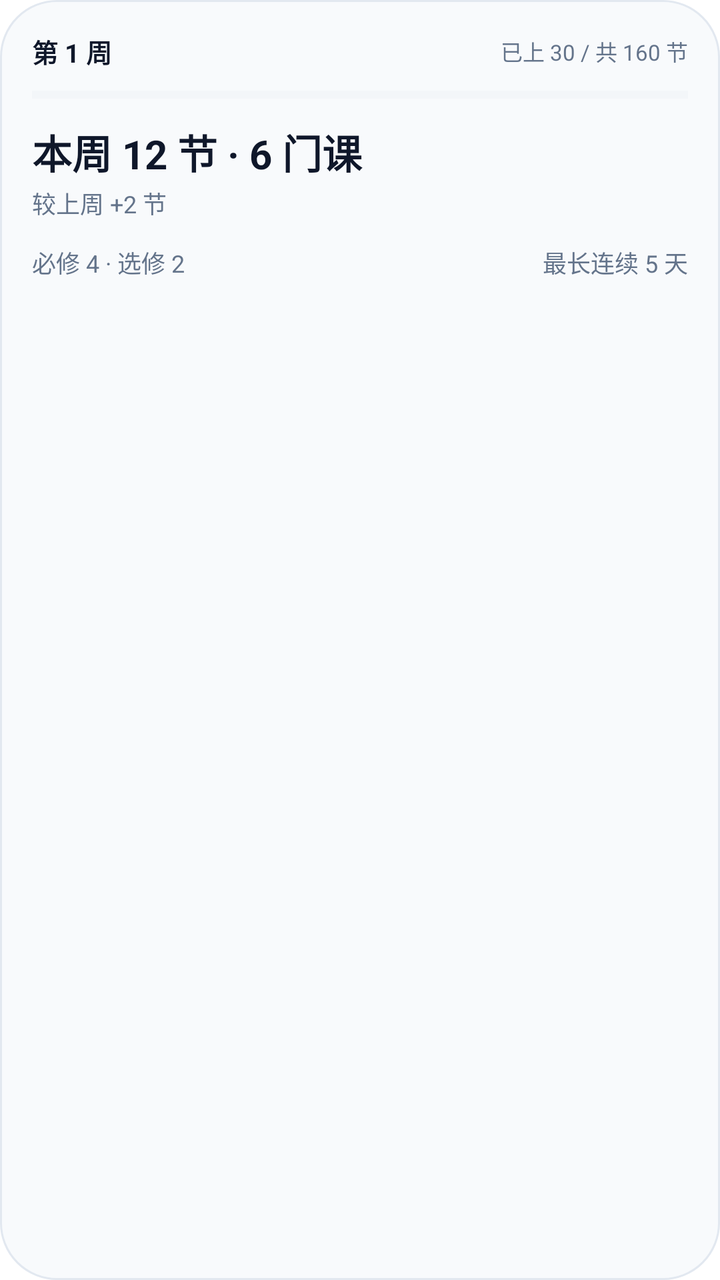
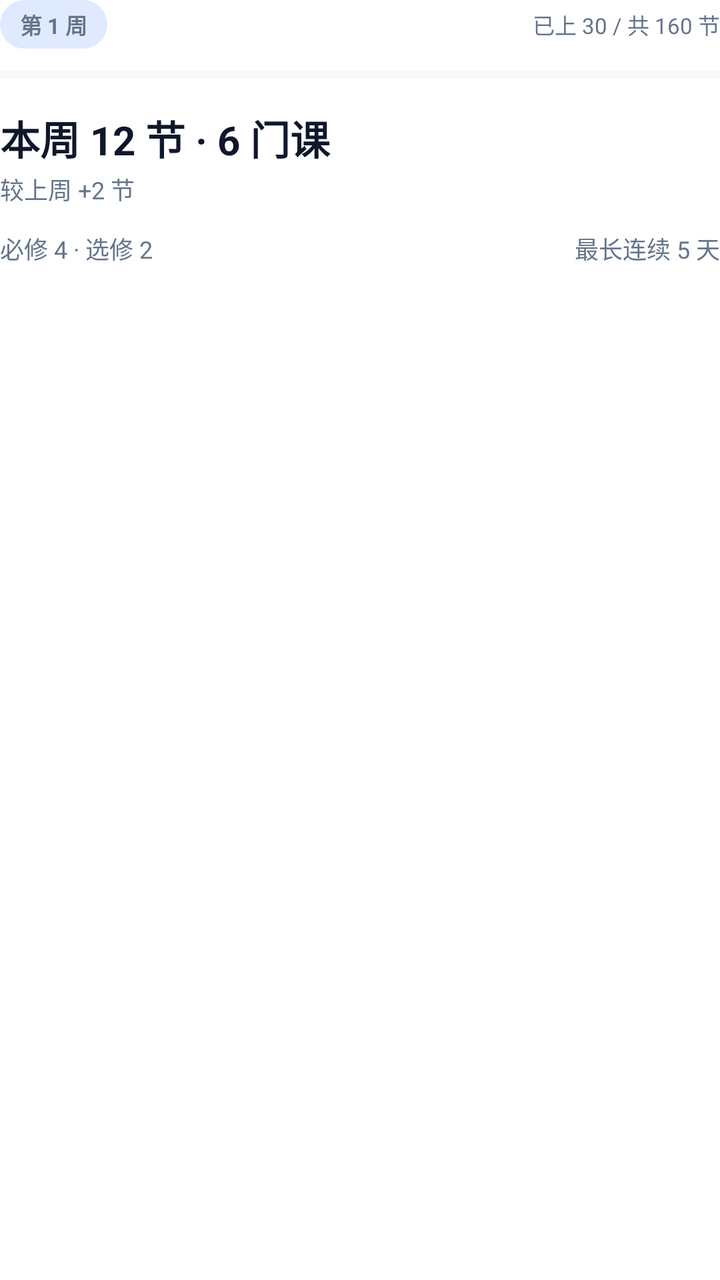

Screens rendered from an Android XML layout before and after an edit, with the pre-edit source and the edit as a unified diff.
<!-- AndroidManifest.xml: fallback theme Theme.MaterialComponents.DayNight.NoActionBar -->
<!-- res/layout/widget_stats_medium.xml -->
<?xml version="1.0" encoding="utf-8"?>
<FrameLayout xmlns:android="http://schemas.android.com/apk/res/android"
    android:id="@+id/widget_root"
    android:layout_width="match_parent"
    android:layout_height="match_parent">

    <LinearLayout
        android:id="@+id/widget_card"
        android:layout_width="match_parent"
        android:layout_height="match_parent"
        android:background="@drawable/widget_stats_bg"
        android:orientation="vertical"
        android:padding="16dp">

        <LinearLayout
            android:layout_width="match_parent"
            android:layout_height="wrap_content"
            android:gravity="center_vertical"
            android:orientation="horizontal">

            <TextView
                android:id="@+id/stats_week"
                android:layout_width="0dp"
                android:layout_height="wrap_content"
                android:layout_weight="1"
                android:text="第 1 周"
                android:textColor="#0F172A"
                android:textSize="13sp"
                android:textStyle="bold" />

            <TextView
                android:id="@+id/stats_progress_text"
                android:layout_width="wrap_content"
                android:layout_height="wrap_content"
                android:text="已上 30 / 共 160 节"
                android:textColor="#64748B"
                android:textSize="11sp" />

        </LinearLayout>

        <ProgressBar
            android:id="@+id/stats_progress"
            style="?android:attr/progressBarStyleHorizontal"
            android:layout_width="match_parent"
            android:layout_height="4dp"
            android:layout_marginTop="10dp"
            android:max="100"
            android:progressTint="#2563EB"
            android:progressBackgroundTint="#E2E8F0" />

        <TextView
            android:id="@+id/stats_sections"
            android:layout_width="match_parent"
            android:layout_height="wrap_content"
            android:layout_marginTop="12dp"
            android:ellipsize="end"
            android:maxLines="1"
            android:text="本周 12 节 · 6 门课"
            android:textColor="#0F172A"
            android:textSize="20sp"
            android:textStyle="bold" />

        <TextView
            android:id="@+id/stats_delta"
            android:layout_width="match_parent"
            android:layout_height="wrap_content"
            android:layout_marginTop="2dp"
            android:ellipsize="end"
            android:maxLines="1"
            android:text="较上周 +2 节"
            android:textColor="#64748B"
            android:textSize="12sp" />

        <LinearLayout
            android:layout_width="match_parent"
            android:layout_height="wrap_content"
            android:layout_marginTop="12dp"
            android:gravity="center_vertical"
            android:orientation="horizontal">

            <TextView
                android:id="@+id/stats_nature"
                android:layout_width="0dp"
                android:layout_height="wrap_content"
                android:layout_weight="1"
                android:ellipsize="end"
                android:maxLines="1"
                android:text="必修 4 · 选修 2"
                android:textColor="#64748B"
                android:textSize="12sp" />

            <TextView
                android:id="@+id/stats_streak"
                android:layout_width="wrap_content"
                android:layout_height="wrap_content"
                android:ellipsize="end"
                android:maxLines="1"
                android:text="最长连续 5 天"
                android:textColor="#64748B"
                android:textSize="12sp" />

        </LinearLayout>

    </LinearLayout>

</FrameLayout>
<!-- resources referenced by this layout -->
<resources>
  <!-- drawable widget_stats_bg (drawable) -->
  <?xml version="1.0" encoding="utf-8"?>
  <shape xmlns:android="http://schemas.android.com/apk/res/android"
      android:shape="rectangle">
      <corners android:radius="28dp" />
      <solid android:color="#F8FAFC" />
      <stroke
          android:width="1dp"
          android:color="#E2E8F0" />
  </shape>
</resources>

<!-- the commit's change to res/layout/widget_stats_medium.xml (unified diff, before → after) -->
@@ -8,9 +8,7 @@
         android:id="@+id/widget_card"
         android:layout_width="match_parent"
         android:layout_height="match_parent"
-        android:background="@drawable/widget_stats_bg"
-        android:orientation="vertical"
-        android:padding="16dp">
+        android:orientation="vertical">
 
         <LinearLayout
             android:layout_width="match_parent"
@@ -20,18 +18,29 @@
 
             <TextView
                 android:id="@+id/stats_week"
-                android:layout_width="0dp"
+                android:layout_width="wrap_content"
                 android:layout_height="wrap_content"
-                android:layout_weight="1"
+                android:background="@drawable/widget_status_chip_strong"
+                android:ellipsize="end"
+                android:maxLines="1"
+                android:paddingLeft="10dp"
+                android:paddingTop="4dp"
+                android:paddingRight="10dp"
+                android:paddingBottom="4dp"
                 android:text="第 1 周"
-                android:textColor="#0F172A"
-                android:textSize="13sp"
+                android:textColor="#64748B"
+                android:textSize="11sp"
                 android:textStyle="bold" />
 
             <TextView
                 android:id="@+id/stats_progress_text"
-                android:layout_width="wrap_content"
+                android:layout_width="0dp"
                 android:layout_height="wrap_content"
+                android:layout_marginLeft="8dp"
+                android:layout_weight="1"
+                android:ellipsize="end"
+                android:gravity="right"
+                android:maxLines="1"
                 android:text="已上 30 / 共 160 节"
                 android:textColor="#64748B"
                 android:textSize="11sp" />
@@ -42,7 +51,7 @@
             android:id="@+id/stats_progress"
             style="?android:attr/progressBarStyleHorizontal"
             android:layout_width="match_parent"
-            android:layout_height="4dp"
+            android:layout_height="6dp"
             android:layout_marginTop="10dp"
             android:max="100"
             android:progressTint="#2563EB"
@@ -52,7 +61,7 @@
             android:id="@+id/stats_sections"
             android:layout_width="match_parent"
             android:layout_height="wrap_content"
-            android:layout_marginTop="12dp"
+            android:layout_marginTop="14dp"
             android:ellipsize="end"
             android:maxLines="1"
             android:text="本周 12 节 · 6 门课"
@@ -72,6 +81,7 @@
             android:textSize="12sp" />
 
         <LinearLayout
+            android:id="@+id/stats_nature_row"
             android:layout_width="match_parent"
             android:layout_height="wrap_content"
             android:layout_marginTop="12dp"
@@ -93,6 +103,7 @@
                 android:id="@+id/stats_streak"
                 android:layout_width="wrap_content"
                 android:layout_height="wrap_content"
+                android:layout_marginLeft="8dp"
                 android:ellipsize="end"
                 android:maxLines="1"
                 android:text="最长连续 5 天"
<!-- resource entries referenced after the edit -->
@@ -1,14 +1,11 @@
 <!-- resources referenced by this layout -->
 <resources>
-  <!-- drawable widget_stats_bg (drawable) -->
+  <!-- drawable widget_status_chip_strong (drawable) -->
   <?xml version="1.0" encoding="utf-8"?>
   <shape xmlns:android="http://schemas.android.com/apk/res/android"
       android:shape="rectangle">
-      <corners android:radius="28dp" />
-      <solid android:color="#F8FAFC" />
-      <stroke
-          android:width="1dp"
-          android:color="#E2E8F0" />
+      <corners android:radius="999dp" />
+      <solid android:color="#E0EAFF" />
   </shape>
 </resources>
 
